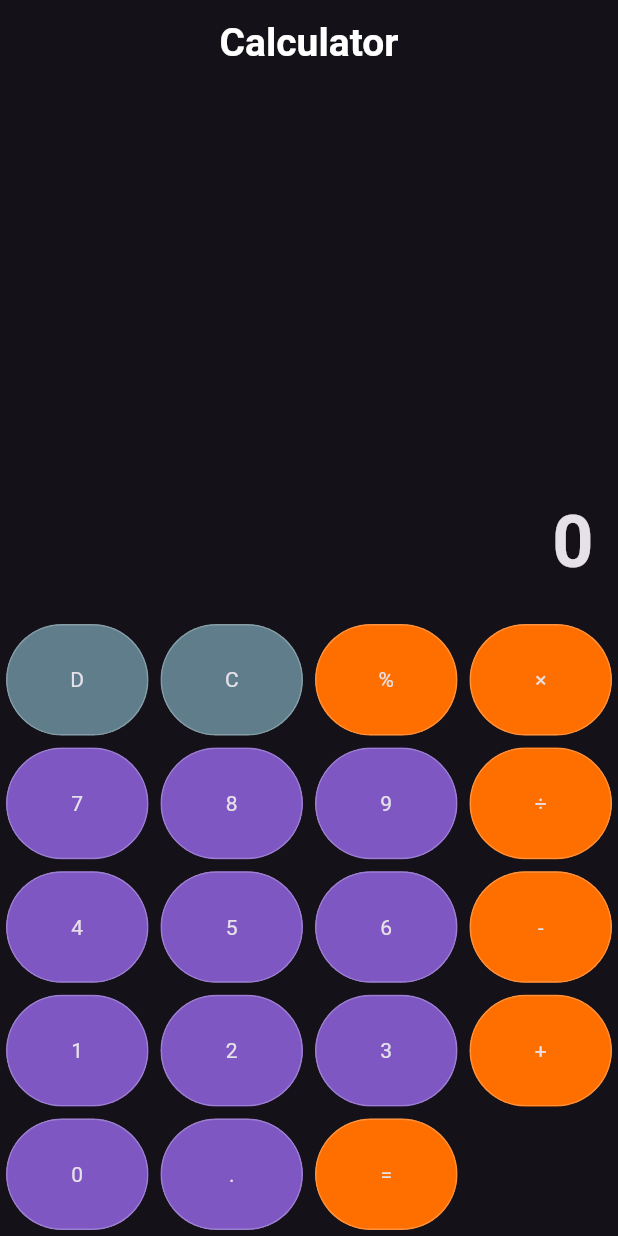
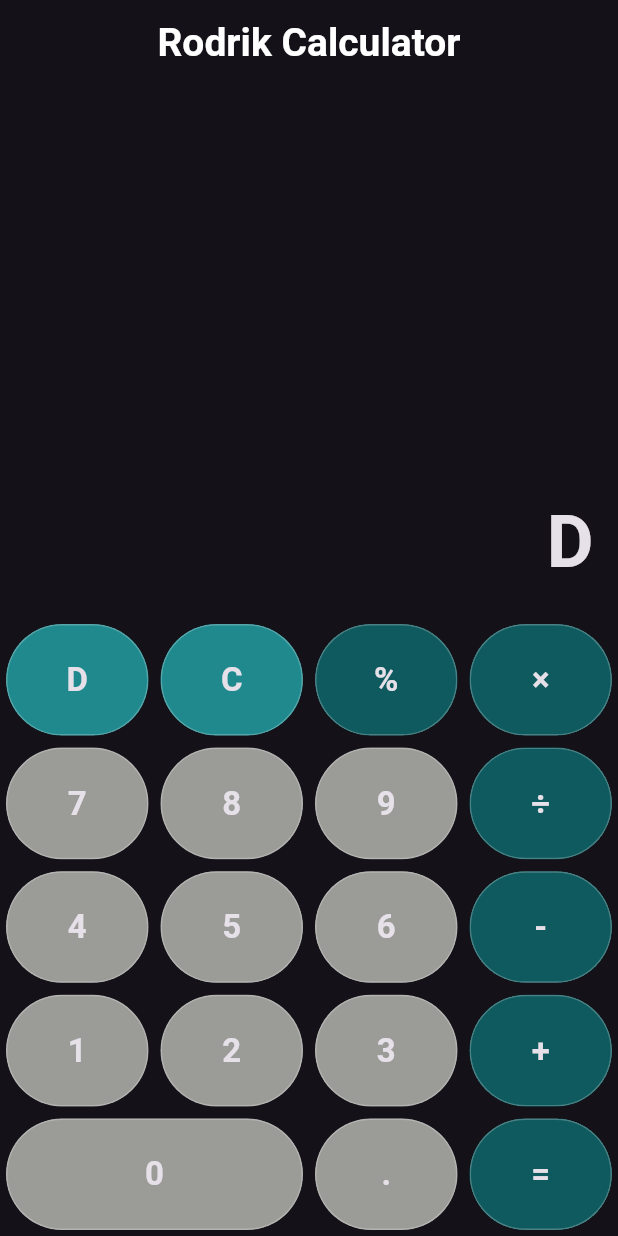
Before and after one commit to Idhamatta/calculator-app, a Flutter app: the screen it shows after launch, after a tap on an icon or button, on a phone screen of 412 x 824 dp. Run offline on Flutter 3.47's test engine with Material 3 defaults, Android fonts, the phone set to English and light mode, and no system bars.

Commit message:
added button style

```diff
--- a/lib/pages/calculator_screen.dart
+++ b/lib/pages/calculator_screen.dart
@@ -13,12 +13,16 @@ class CalculatorScreen extends StatefulWidget {
 }
 
 class _CalculatorScreenState extends State<CalculatorScreen> {
+  String number1 = ''; // . 0-9
+  String operand = ''; // + - * %
+  String number2 = ''; // . 0-9
+
   @override
   Widget build(BuildContext context) {
     final screenSize = MediaQuery.of(context).size;
     return Scaffold(
       appBar: AppBar(
-        title: Text('Calculator'),
+        title: const Text('Rodrik Calculator'),
         centerTitle: true,
         titleTextStyle: TextStyle(fontSize: 26, fontWeight: FontWeight.bold),
       ),
@@ -33,7 +37,9 @@ class _CalculatorScreenState extends State<CalculatorScreen> {
                   alignment: Alignment.bottomRight,
                   padding: const EdgeInsets.all(16),
                   child: Text(
-                    '0',
+                    '$number1$operand$number2'.isEmpty
+                        ? '0'
+                        : '$number1$operand$number2',
                     style: const TextStyle(
                       fontSize: 48,
                       fontWeight: FontWeight.bold,
@@ -48,7 +54,9 @@ class _CalculatorScreenState extends State<CalculatorScreen> {
               children: Btn.buttonValues
                   .map(
                     (value) => SizedBox(
-                        width: screenSize.width / 4,
+                        width: value == Btn.n0
+                            ? screenSize.width / 2
+                            : (screenSize.width / 4),
                         height: screenSize.width / 5,
                         child: buildButton(value)),
                   )
@@ -64,24 +72,40 @@ class _CalculatorScreenState extends State<CalculatorScreen> {
     return Padding(
       padding: const EdgeInsets.all(4.0),
       child: Material(
-        color: [Btn.del, Btn.clr].contains(value)
-            ? Colors.blueGrey
-            : [
-                Btn.per,
-                Btn.multiply,
-                Btn.add,
-                Btn.subtract,
-                Btn.divide,
-                Btn.calculate
-              ].contains(value)
-                ? const Color.fromARGB(255, 255, 111, 0)
-                : Colors.deepPurple[400],
+        color: getBtnColor(value),
         clipBehavior: Clip.hardEdge,
         shape: OutlineInputBorder(
             borderSide: const BorderSide(color: Colors.white24),
             borderRadius: BorderRadius.circular(100)),
-        child: InkWell(onTap: () {}, child: Center(child: Text(value))),
+        child: InkWell(
+            onTap: () => onBtnTap(value),
+            child: Center(
+                child: Text(
+              value,
+              style: TextStyle(fontWeight: FontWeight.bold, fontSize: 22),
+            ))),
       ),
     );
   }
+
+  void onBtnTap(String value) {
+    setState(() {
+      number1 += value;
+    });
+  }
+
+  Color getBtnColor(value) {
+    return [Btn.del, Btn.clr].contains(value)
+        ? const Color.fromARGB(255, 31, 137, 142)
+        : [
+            Btn.per,
+            Btn.multiply,
+            Btn.add,
+            Btn.subtract,
+            Btn.divide,
+            Btn.calculate
+          ].contains(value)
+            ? const Color(0xFF0F5A5E)
+            : Color.fromARGB(255, 155, 155, 152);
+  }
 }
```
